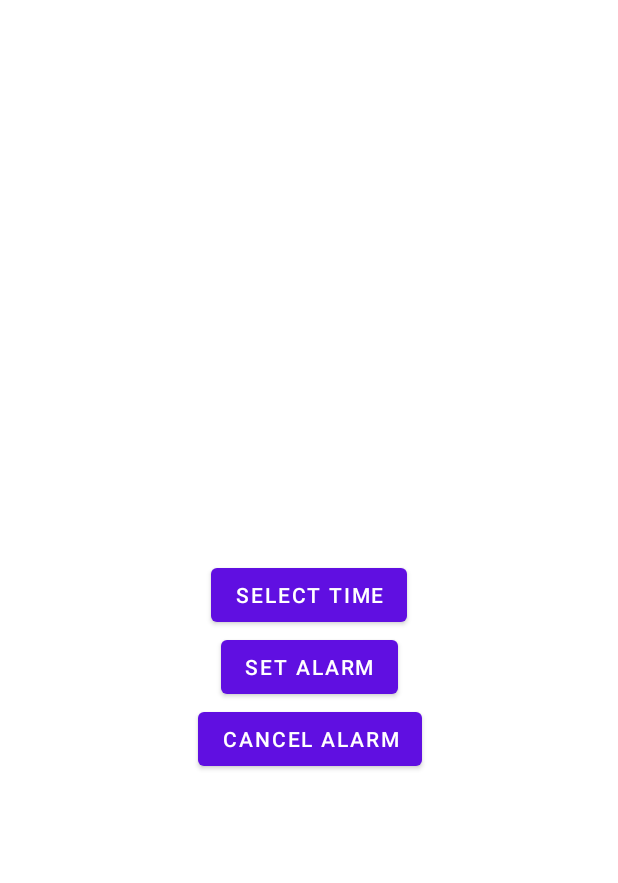
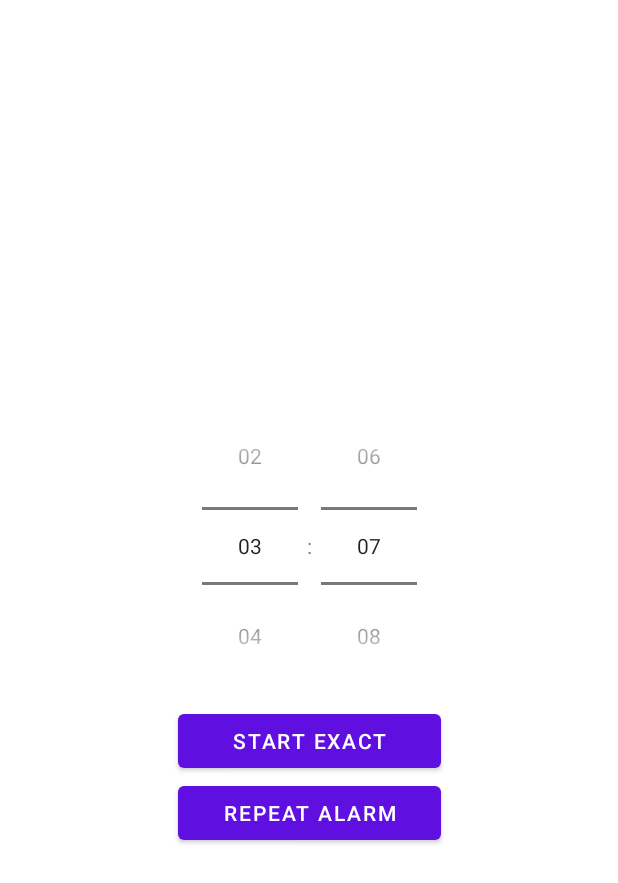
Before and after one commit to AlexKubrick/DiabetesApp, an Android app: the AlarmActivity screen opened directly, with no data from a screen before it, on a phone screen of 412 x 824 dp. Shown: the top 883 px of the screen. Run offline under Robolectric (Android 15) with nearby library versions, the phone set to English and light mode, and no system bars.

```diff
--- a/app/src/main/java/ru/alexkubrick/android/diabetesapp/presentation/drawer/alarm/AlarmActivity.kt
+++ b/app/src/main/java/ru/alexkubrick/android/diabetesapp/presentation/drawer/alarm/AlarmActivity.kt
@@ -1,151 +1,53 @@
 package ru.alexkubrick.android.diabetesapp.presentation.drawer.alarm
 
-import android.Manifest.permission.POST_NOTIFICATIONS
 import android.app.AlarmManager
-import android.app.NotificationChannel
-import android.app.NotificationManager
 import android.app.PendingIntent
+import android.content.Context
 import android.content.Intent
-import android.content.pm.PackageManager
-import android.os.Build
 import android.os.Bundle
-import android.widget.Toast
+import android.os.SystemClock
 import androidx.appcompat.app.AppCompatActivity
-import androidx.core.app.ActivityCompat
-import androidx.core.content.ContextCompat
-import com.google.android.material.timepicker.MaterialTimePicker
-import com.google.android.material.timepicker.TimeFormat
 import ru.alexkubrick.android.diabetesapp.databinding.ActivityAlarmBinding
 import java.util.Calendar
 
 class AlarmActivity: AppCompatActivity() {
     private lateinit var binding: ActivityAlarmBinding
-    private lateinit var picker: MaterialTimePicker
+    private lateinit var alarmManager: AlarmManager
+    private lateinit var alarmIntent: PendingIntent
     private lateinit var calendar: Calendar
-    private lateinit var alarmManager: AlarmManager
-    private lateinit var pendingIntent: PendingIntent
 
     override fun onCreate(savedInstanceState: Bundle?) {
         super.onCreate(savedInstanceState)
         binding = ActivityAlarmBinding.inflate(layoutInflater)
         setContentView(binding.root)
-        createNotificationChannel()
+        binding.timePicker.setIs24HourView(true)
+
+        alarmManager = getSystemService(Context.ALARM_SERVICE) as AlarmManager
+        alarmIntent = Intent(this, AlarmReceiver::class.java).let {
+            intent ->
+            intent.putExtra("key", "Hello!")
+            PendingIntent.getBroadcast(this, 0, intent, PendingIntent.FLAG_IMMUTABLE)
+        }
 
         binding.apply {
-            bSelectTime.setOnClickListener {
-                showTimePicker()
+            bStartExact.setOnClickListener {
+                calendar = Calendar.getInstance()
+                calendar.set(Calendar.HOUR_OF_DAY, timePicker.hour)
+                calendar.set(Calendar.MINUTE, timePicker.minute)
+                alarmManager.setExact(
+                    AlarmManager.RTC_WAKEUP,
+                    calendar.timeInMillis,
+                    alarmIntent
+                )
             }
-
-            bSetAlarm.setOnClickListener {
-                checkAndRequestNotificationPermission()
-            }
-            bCancelAlarm.setOnClickListener {
-                cancelAlarm()
-            }
-        }
-
-    }
-
-    private fun checkAndRequestNotificationPermission() {
-        if (ContextCompat.checkSelfPermission(
-                this,
-                POST_NOTIFICATIONS
-            ) != PackageManager.PERMISSION_GRANTED
-        ) {
-            ActivityCompat.requestPermissions(
-                this,
-                arrayOf(POST_NOTIFICATIONS),
-                REQUEST_CODE_NOTIFICATIONS
-            )
-        } else {
-            // Permission already granted, proceed with displaying the notification
-            setAlarm()
-        }
-    }
-
-    private fun cancelAlarm() {
-        alarmManager = getSystemService(ALARM_SERVICE) as AlarmManager
-        val intent = Intent(this, AlarmReceiver::class.java)
-        pendingIntent = PendingIntent.getBroadcast(this, 0, intent, PendingIntent.FLAG_IMMUTABLE)
-        alarmManager.cancel(pendingIntent)
-        Toast.makeText(this, "Alarm was cancelled", Toast.LENGTH_LONG).show()
-    }
-
-    private fun setAlarm() {
-        alarmManager = getSystemService(ALARM_SERVICE) as AlarmManager
-        val intent = Intent(this, AlarmReceiver::class.java)
-        pendingIntent = PendingIntent.getBroadcast(this, 0, intent, PendingIntent.FLAG_IMMUTABLE)
-        alarmManager.setRepeating(
-            AlarmManager.RTC_WAKEUP,calendar.timeInMillis,
-            AlarmManager.INTERVAL_DAY, pendingIntent
-        )
-        Toast.makeText(this, "Alarm set successfully", Toast.LENGTH_LONG).show()
-    }
-
-    private fun showTimePicker() {
-       picker = MaterialTimePicker.Builder()
-           .setTimeFormat(TimeFormat.CLOCK_12H)
-           .setHour(12)
-           .setMinute(0)
-           .setTitleText("Select alarm time")
-           .build()
-
-        picker.show(supportFragmentManager, "alexKubrickTimeFragment")
-
-        picker.addOnPositiveButtonClickListener {
-            if (picker.hour > 12) {
-                binding.tvSelectedTime.text =
-                    String.format("%02d", picker.hour - 12) + ":" +
-                            String.format("%02d", picker.minute) + "PM"
-            } else {
-                String.format("%02d", picker.hour - 12) + ":" +
-                        String.format("%02d", picker.minute) + "AM"
-            }
-            calendar = Calendar.getInstance()
-            calendar.set(Calendar.HOUR_OF_DAY, picker.hour)
-            calendar.set(Calendar.MINUTE, picker.minute)
-            calendar.set(Calendar.SECOND, 0)
-            calendar.set(Calendar.MILLISECOND, 0)
-        }
-    }
-
-    private fun createNotificationChannel() {
-        if (Build.VERSION.SDK_INT >= Build.VERSION_CODES.O) {
-            val name: CharSequence = "alexKubrickRemainderChannel"
-            val description = "Channel for AlarmManager"
-            val importance = NotificationManager.IMPORTANCE_HIGH
-            val channel = NotificationChannel("alexKubrick", name, importance)
-            channel.description = description
-            val notificationManager = getSystemService(
-                NotificationManager::class.java
-            )
-
-            notificationManager.createNotificationChannel(channel)
-        }
-    }
-
-    override fun onRequestPermissionsResult(
-        requestCode: Int,
-        permissions: Array<String>,
-        grantResults: IntArray
-    ) {
-        super.onRequestPermissionsResult(requestCode, permissions, grantResults)
-        if (requestCode == REQUEST_CODE_NOTIFICATIONS) {
-            if (grantResults.isNotEmpty() && grantResults[0] == PackageManager.PERMISSION_GRANTED) {
-                // Permission granted, proceed with displaying the notification
-                // You can call a method to display the notification here
-                val alarmReceiver = AlarmReceiver()
-                alarmReceiver.displayNotification(this, null)
-            } else {
-                // Permission denied, handle accordingly
-                // For example, you can show a message to the user or disable the notification feature
-                Toast.makeText(this, "Notification feature is disabled", Toast.LENGTH_LONG).show()
+            bRepeatAlarm.setOnClickListener {
+                alarmManager.setRepeating(
+                    AlarmManager.ELAPSED_REALTIME_WAKEUP,
+                    SystemClock.elapsedRealtime(),
+                    60 * 1000,
+                    alarmIntent
+                )
             }
         }
     }
-
-
-    companion object {
-        private const val REQUEST_CODE_NOTIFICATIONS = 123
-    }
 }
--- a/app/src/main/res/layout/activity_alarm.xml
+++ b/app/src/main/res/layout/activity_alarm.xml
@@ -13,52 +13,38 @@
         app:layout_constraintBottom_toBottomOf="parent"
         app:layout_constraintEnd_toEndOf="parent"
         app:layout_constraintStart_toStartOf="parent"
-        app:layout_constraintTop_toTopOf="parent" >
+        app:layout_constraintTop_toTopOf="parent">
 
-        <TextView
-            android:id="@+id/tvSelectedTime"
+        <TimePicker
+            android:id="@+id/timePicker"
             android:layout_width="wrap_content"
             android:layout_height="wrap_content"
-            app:layout_constraintTop_toTopOf="parent"
-            app:layout_constraintBottom_toTopOf="@+id/bSelectTime"
+            android:timePickerMode="spinner"
+            app:layout_constraintBottom_toTopOf="@id/bStartExact"
+            app:layout_constraintEnd_toEndOf="parent"
             app:layout_constraintStart_toStartOf="parent"
-            app:layout_constraintEnd_toEndOf="parent"
-            android:textAlignment="center"
-            android:textAppearance="@style/TextAppearance.MaterialComponents.Headline3"
-            tools:text="8:45" />
+            app:layout_constraintTop_toTopOf="parent" />
 
         <Button
-            android:id="@+id/bSelectTime"
-            android:layout_width="wrap_content"
+            android:id="@+id/bStartExact"
+            android:layout_width="0dp"
             android:layout_height="wrap_content"
-            app:layout_constraintTop_toBottomOf="@id/tvSelectedTime"
-            app:layout_constraintStart_toStartOf="parent"
-            app:layout_constraintEnd_toEndOf="parent"
-            app:layout_constraintBottom_toTopOf="@+id/bSetAlarm"
-            android:text="@string/select_time"
-            />
+            android:text="Start exact"
+            app:layout_constraintBottom_toTopOf="@+id/bRepeatAlarm"
+            app:layout_constraintEnd_toEndOf="@id/timePicker"
+            app:layout_constraintStart_toStartOf="@id/timePicker"
+            app:layout_constraintTop_toBottomOf="@id/timePicker" />
 
         <Button
-            android:id="@+id/bSetAlarm"
-            android:layout_width="wrap_content"
+            android:id="@+id/bRepeatAlarm"
+            android:layout_width="0dp"
             android:layout_height="wrap_content"
-            app:layout_constraintTop_toBottomOf="@id/bSelectTime"
-            app:layout_constraintStart_toStartOf="@+id/bSelectTime"
-            app:layout_constraintEnd_toEndOf="@+id/bSelectTime"
-            app:layout_constraintBottom_toTopOf="@id/bCancelAlarm"
-            android:text="@string/set_alarm"
-            />
+            android:text="Repeat alarm"
+            app:layout_constraintBottom_toBottomOf="parent"
+            app:layout_constraintEnd_toEndOf="@+id/bStartExact"
+            app:layout_constraintStart_toStartOf="@+id/bStartExact"
+            app:layout_constraintTop_toBottomOf="@+id/bStartExact" />
 
-        <Button
-            android:id="@+id/bCancelAlarm"
-            android:layout_width="wrap_content"
-            android:layout_height="wrap_content"
-            app:layout_constraintTop_toBottomOf="@id/bSetAlarm"
-            app:layout_constraintStart_toStartOf="@id/bSetAlarm"
-            app:layout_constraintEnd_toEndOf="@id/bSetAlarm"
-            android:text="@string/cancel_alarm"
-            app:layout_constraintBottom_toBottomOf="parent"
-            />
 
     </androidx.constraintlayout.widget.ConstraintLayout>
 
```
Also changed, not shown: app/src/main/AndroidManifest.xml (+7 -1 lines), app/src/main/java/ru/alexkubrick/android/diabetesapp/presentation/drawer/alarm/AlarmReceiver.kt (+27 -19 lines).
